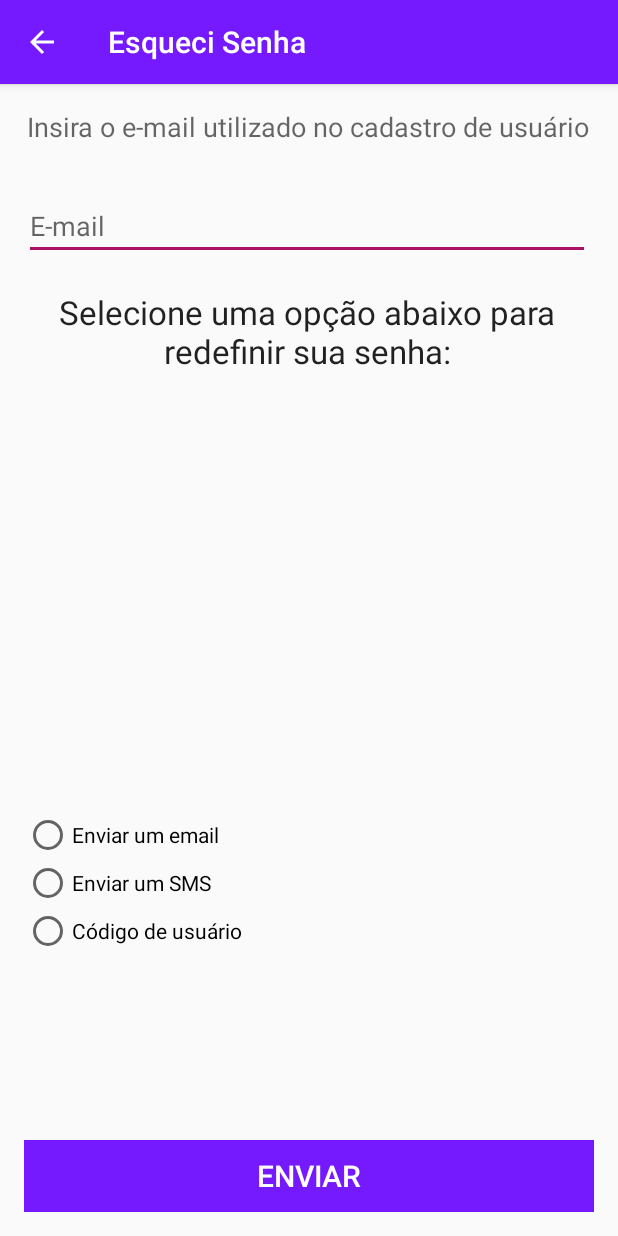
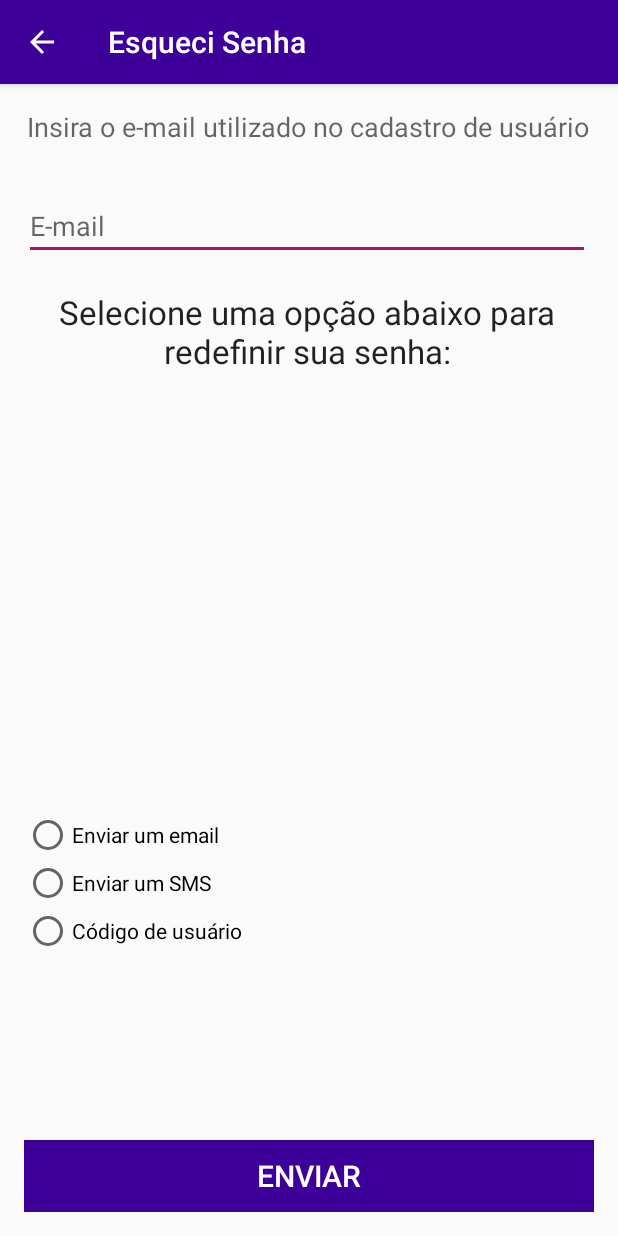
Before and after one commit to elcinho/projetotrip, an Android app: the EsqueciSenhaActivity screen opened directly, with no data from a screen before it, on a phone screen of 412 x 824 dp. Run offline under Robolectric (Android 15) with nearby library versions, the phone set to English and light mode, and no system bars.

```diff
--- a/app/src/main/java/libelulati/tripctrl/Senha/NovaSenhaActivity.java
+++ b/app/src/main/java/libelulati/tripctrl/Senha/NovaSenhaActivity.java
@@ -81,8 +81,7 @@ public class NovaSenhaActivity extends AppCompatActivity {
                             finish();
                         }
                         else{
-                            startActivity(new Intent(NovaSenhaActivity.this, UsuarioEditActivity.class));
-                            finish();
+                            onBackPressed();
                         }
                     } else {
                         Toast.makeText(context, "A senha não foi alterada", Toast.LENGTH_LONG).show(); //ALTERAR PARA STRING DO SISTEMA
--- a/app/src/main/res/values/colors.xml
+++ b/app/src/main/res/values/colors.xml
@@ -1,7 +1,7 @@
 <?xml version="1.0" encoding="utf-8"?>
 <resources>
-    <color name="colorPrimary">#7519ff</color>
-    <color name="colorPrimaryDark">#3d0099</color>
+    <color name="colorPrimary">#3d0099</color>
+    <color name="colorPrimaryDark">#3d0090</color>
     <color name="colorAccent">#a16</color>
     <color name="colorBranco">#FFFFFF</color>
     <color name="colorPreto">#000000</color>
```
Also changed, not shown: 1 other file.
